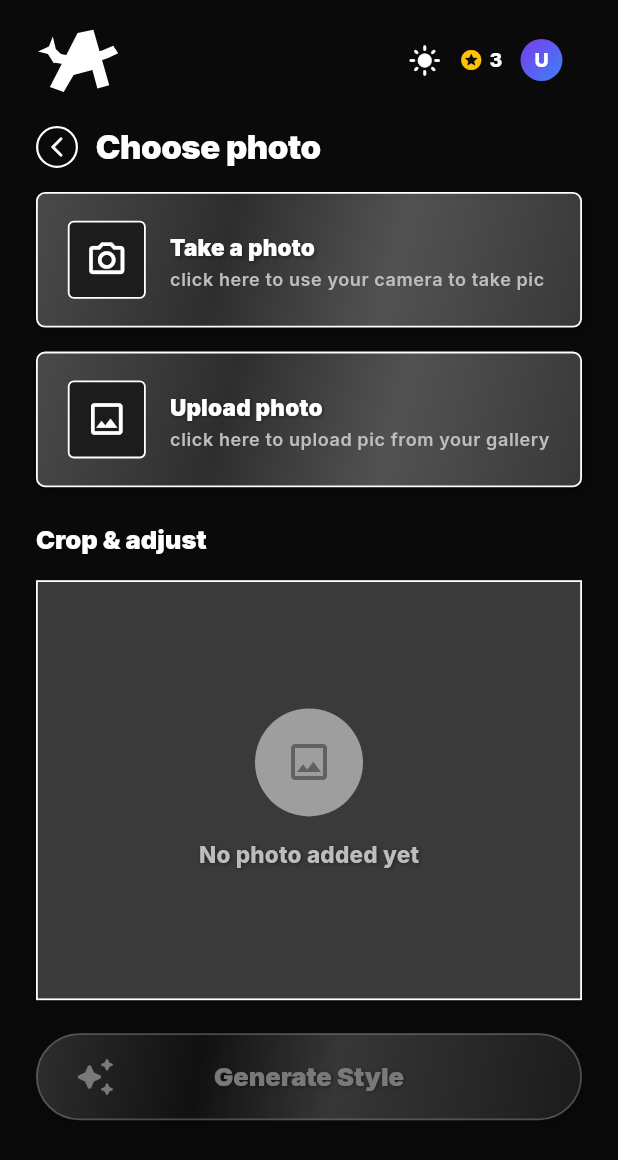
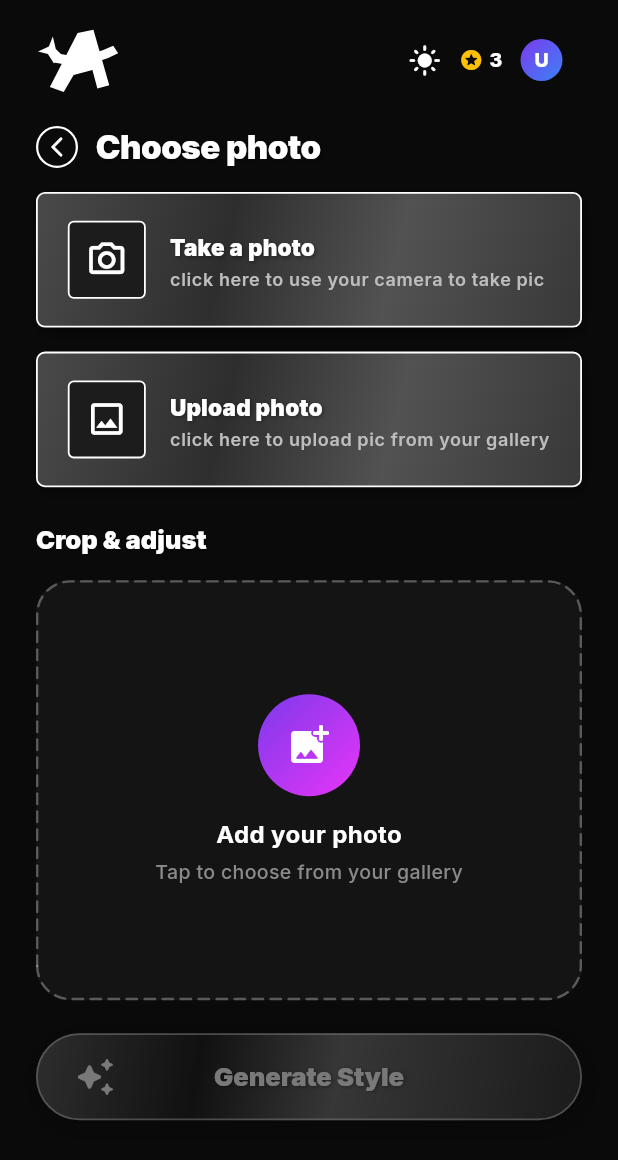
Before and after one commit to AFlisher/prompts, a Flutter app: the UploadScreen screen opened directly with empty values, after a tap on the "dark mode" icon, on a phone screen of 412 x 824 dp. Shown: the top 1160 px of the screen. Run offline on Flutter 3.47's test engine with Material 3 defaults, Android fonts, the phone set to English and light mode, and no system bars; our stand-ins replace cached_network_image, flutter_dotenv, flutter_secure_storage, google_fonts, google_mobile_ads, google_sign_in and 4 more; missing offline and left inert: flutter_displaymode, gal; accounts and stored records are empty; network calls fail.

Commit message:
feat(app): modern photo tiles for the upload screen
Empty slots are now inviting add-photo tiles - rounded corners, dashed
accent outline, brand-gradient add icon, 'Add your photo' copy - instead
of flat grey boxes. Multi-image styles lay square tiles out two per row
with Photo 1/Photo 2 chips; filled tiles get rounded clipping and a
softer shadow. Single-image styles keep one full-width card.

Co-Authored-By: Claude Fable 5 <noreply@anthropic.com>

```diff
--- a/lib/screens/upload_screen.dart
+++ b/lib/screens/upload_screen.dart
@@ -411,35 +411,50 @@ class _UploadScreenState extends State<UploadScreen> {
                         ),
                       ],
                       const SizedBox(height: 16),
-                      // One card per slot: filled cards preview their image
-                      // (tap to replace, X to remove); the trailing empty
-                      // card accepts the next photo. A 1/1 style renders the
-                      // single card exactly as before.
-                      for (int slot = 0;
-                          slot < visibleImageSlots(
+                      // One tile per slot: filled tiles preview their image
+                      // (tap to replace, X to remove); empty tiles invite the
+                      // next photo. Single-image styles keep one full-width
+                      // card; multi-image styles lay square tiles out two per
+                      // row so the slots read as a set, not stacked boxes.
+                      LayoutBuilder(builder: (context, constraints) {
+                        final slots = visibleImageSlots(
                           minImages: _minImages,
                           maxImages: _maxImages,
                           selectedCount: _selectedImagePaths.length,
                         );
-                          slot++) ...[
-                        if (slot > 0) const SizedBox(height: 16),
-                        GestureDetector(
+                        final multi = _maxImages > 1;
+                        final tileWidth = multi
+                            ? (constraints.maxWidth - 14) / 2
+                            : constraints.maxWidth;
+                        return Wrap(
+                          spacing: 14,
+                          runSpacing: 14,
+                          children: [
+                            for (int slot = 0; slot < slots; slot++)
+                              SizedBox(
+                                width: tileWidth,
+                                child: GestureDetector(
                                   onTap: () => _showGalleryPicker(slot: slot),
                                   child: _CropPreview(
                                     isDark: _isDark,
+                                    compact: multi,
+                                    label: multi ? 'Photo ${slot + 1}' : null,
                                     imagePath: slot < _selectedImagePaths.length
                                         ? _selectedImagePaths[slot]
                                         : null,
                                     onClear: slot < _selectedImagePaths.length
                                         ? () {
                                             HapticFeedback.lightImpact();
-                                    setState(() =>
-                                        _selectedImagePaths.removeAt(slot));
+                                            setState(() => _selectedImagePaths
+                                                .removeAt(slot));
                                           }
                                         : null,
                                   ),
                                 ),
+                              ),
                           ],
+                        );
+                      }),
                       if (widget.style.fields.isNotEmpty) ...[
                         const SizedBox(height: 24),
                         _SectionTitle(text: 'Customize', color: textColor),
@@ -962,70 +977,185 @@ class _PhotoActionCardState extends State<_PhotoActionCard> {
   }
 }
 
+/// Rounded-rect dashed outline for the empty photo tiles - reads as an
+/// inviting drop-target rather than a hard empty box.
+class _DashedBorderPainter extends CustomPainter {
+  final Color color;
+  final double radius;
+
+  const _DashedBorderPainter({required this.color, required this.radius});
+
+  @override
+  void paint(Canvas canvas, Size size) {
+    const dash = 7.0;
+    const gap = 5.0;
+    final paint = Paint()
+      ..color = color
+      ..style = PaintingStyle.stroke
+      ..strokeWidth = 1.6
+      ..strokeCap = StrokeCap.round;
+
+    final path = Path()
+      ..addRRect(RRect.fromRectAndRadius(
+        Rect.fromLTWH(0.8, 0.8, size.width - 1.6, size.height - 1.6),
+        Radius.circular(radius),
+      ));
+
+    for (final metric in path.computeMetrics()) {
+      double distance = 0;
+      while (distance < metric.length) {
+        canvas.drawPath(
+          metric.extractPath(distance, distance + dash),
+          paint,
+        );
+        distance += dash + gap;
+      }
+    }
+  }
+
+  @override
+  bool shouldRepaint(covariant _DashedBorderPainter oldDelegate) =>
+      oldDelegate.color != color || oldDelegate.radius != radius;
+}
+
 class _CropPreview extends StatelessWidget {
   final bool isDark;
   final String? imagePath;
   final VoidCallback? onClear;
 
+  /// Compact mode: the square half-width tile used by multi-image styles.
+  final bool compact;
+
+  /// Small chip naming the slot ("Photo 1") - multi-image styles only.
+  final String? label;
+
   const _CropPreview({
     required this.isDark,
     required this.imagePath,
     this.onClear,
+    this.compact = false,
+    this.label,
   });
 
   @override
   Widget build(BuildContext context) {
-    final borderColor = isDark ? AppTheme.white : AppTheme.black;
-    final emptyFill = isDark ? const Color(0xFF3A3A3A) : const Color(0xFF9E9E9E);
-    final placeholderColor =
-        isDark ? Colors.grey[500]! : const Color(0xFFEEEEEE);
+    final radius = AppTheme.radiusLarge;
+    final emptyFill = isDark
+        ? AppTheme.darkCard
+        : AppTheme.accentPurple.withValues(alpha: 0.045);
+    final dashColor = isDark
+        ? Colors.white.withValues(alpha: 0.30)
+        : AppTheme.accentPurple.withValues(alpha: 0.45);
+
+    Widget labelChip() => Positioned(
+          top: 10,
+          left: 10,
+          child: Container(
+            padding: const EdgeInsets.symmetric(horizontal: 10, vertical: 4),
+            decoration: BoxDecoration(
+              color: Colors.black.withValues(alpha: 0.45),
+              borderRadius: BorderRadius.circular(20),
+            ),
+            child: Text(
+              label!,
+              style: const TextStyle(
+                color: Colors.white,
+                fontSize: 11.5,
+                fontWeight: FontWeight.w700,
+              ),
+            ),
+          ),
+        );
+
+    if (imagePath == null) {
+      return Container(
+        height: compact ? 180 : 280,
+        width: double.infinity,
+        decoration: BoxDecoration(
+          color: emptyFill,
+          borderRadius: BorderRadius.circular(radius),
+        ),
+        child: CustomPaint(
+          painter: _DashedBorderPainter(color: dashColor, radius: radius),
+          child: Stack(
+            children: [
+              Center(
+                child: Column(
+                  mainAxisAlignment: MainAxisAlignment.center,
+                  children: [
+                    Container(
+                      width: compact ? 52 : 68,
+                      height: compact ? 52 : 68,
+                      decoration: const BoxDecoration(
+                        gradient: LinearGradient(
+                          begin: Alignment.topLeft,
+                          end: Alignment.bottomRight,
+                          colors: [AppTheme.accentPurple, AppTheme.accentPink],
+                        ),
+                        shape: BoxShape.circle,
+                      ),
+                      child: Icon(
+                        Icons.add_photo_alternate_rounded,
+                        color: Colors.white,
+                        size: compact ? 26 : 32,
+                      ),
+                    ),
+                    SizedBox(height: compact ? 10 : 14),
+                    Text(
+                      compact ? 'Add photo' : 'Add your photo',
+                      style: TextStyle(
+                        color: isDark ? Colors.white : AppTheme.black,
+                        fontSize: compact ? 13.5 : 16,
+                        fontWeight: FontWeight.w700,
+                      ),
+                    ),
+                    if (!compact) ...[
+                      const SizedBox(height: 4),
+                      Text(
+                        'Tap to choose from your gallery',
+                        style: TextStyle(
+                          color: AppTheme.mediumGray,
+                          fontSize: 13,
+                          fontWeight: FontWeight.w500,
+                        ),
+                      ),
+                    ],
+                  ],
+                ),
+              ),
+              if (label != null) labelChip(),
+            ],
+          ),
+        ),
+      );
+    }
 
     return Container(
-      height: 280,
+      height: compact ? 180 : 280,
       width: double.infinity,
       decoration: BoxDecoration(
-        color: imagePath == null ? emptyFill : null,
-        border: Border.all(color: borderColor, width: 1.2),
+        borderRadius: BorderRadius.circular(radius),
         boxShadow: [
           BoxShadow(
-            color: Colors.black.withValues(alpha: 0.28),
-            blurRadius: 6,
-            offset: const Offset(2, 3),
+            color: Colors.black.withValues(alpha: 0.18),
+            blurRadius: 14,
+            offset: const Offset(0, 6),
           ),
         ],
       ),
-      child: imagePath == null
-          ? Column(
-              mainAxisAlignment: MainAxisAlignment.center,
-              children: [
-                Container(
-                  width: 72,
-                  height: 72,
-                  decoration: BoxDecoration(
-                    color: placeholderColor,
-                    shape: BoxShape.circle,
+      child: ClipRRect(
+        borderRadius: BorderRadius.circular(radius),
+        child: _buildFilled(labelChip),
       ),
-                  child: Icon(
-                    Icons.image_outlined,
-                    color: isDark ? Colors.grey[700] : const Color(0xFFBDBDBD),
-                    size: 32,
-                  ),
-                ),
-                const SizedBox(height: 14),
-                Text(
-                  'No photo added yet',
-                  style: Theme.of(context).textTheme.titleMedium?.copyWith(
-                        color: isDark ? Colors.grey[400] : const Color(0xFF757575),
-                        fontWeight: FontWeight.w800,
-                        shadows: _MetallicStyles.textShadow,
-                      ),
-                ),
-              ],
-            )
-              : Stack(
+    );
+  }
+
+  Widget _buildFilled(Widget Function() labelChip) {
+    return Stack(
       fit: StackFit.expand,
       children: [
         Image.file(File(imagePath!), fit: BoxFit.cover),
+        if (label != null) labelChip(),
         if (onClear != null)
           Positioned(
             top: 10,
@@ -1048,7 +1178,6 @@ class _CropPreview extends StatelessWidget {
             ),
           ),
       ],
-            ),
     );
   }
 }
```
Also changed, not shown: 1 other file. Lines whose indentation alone changed are shown as unchanged.
